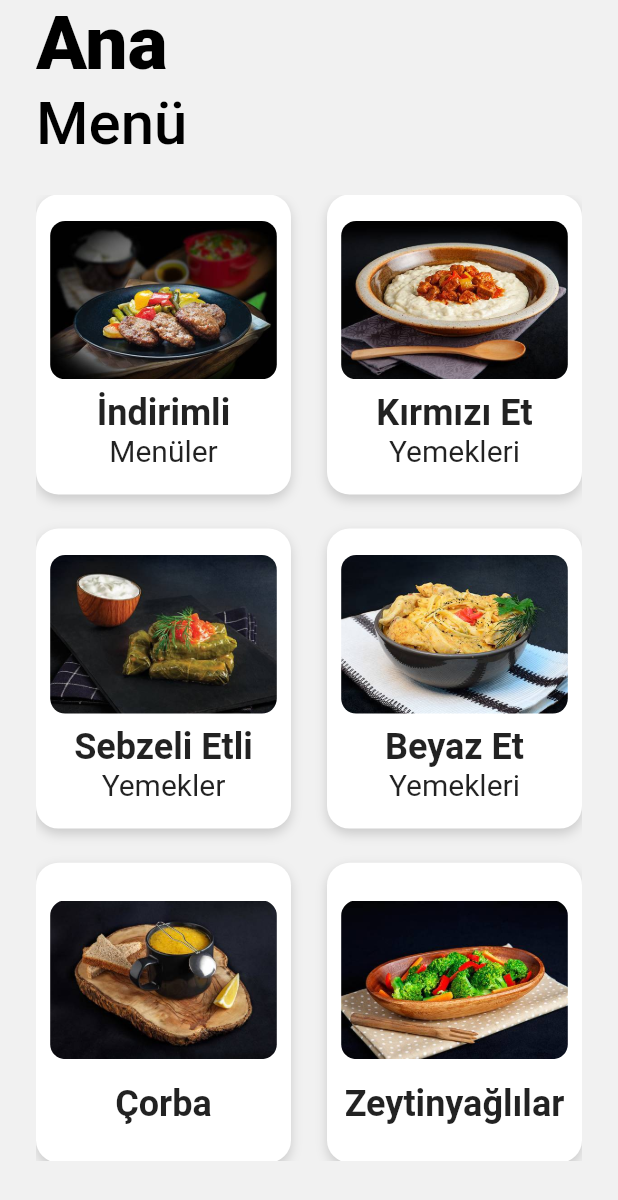
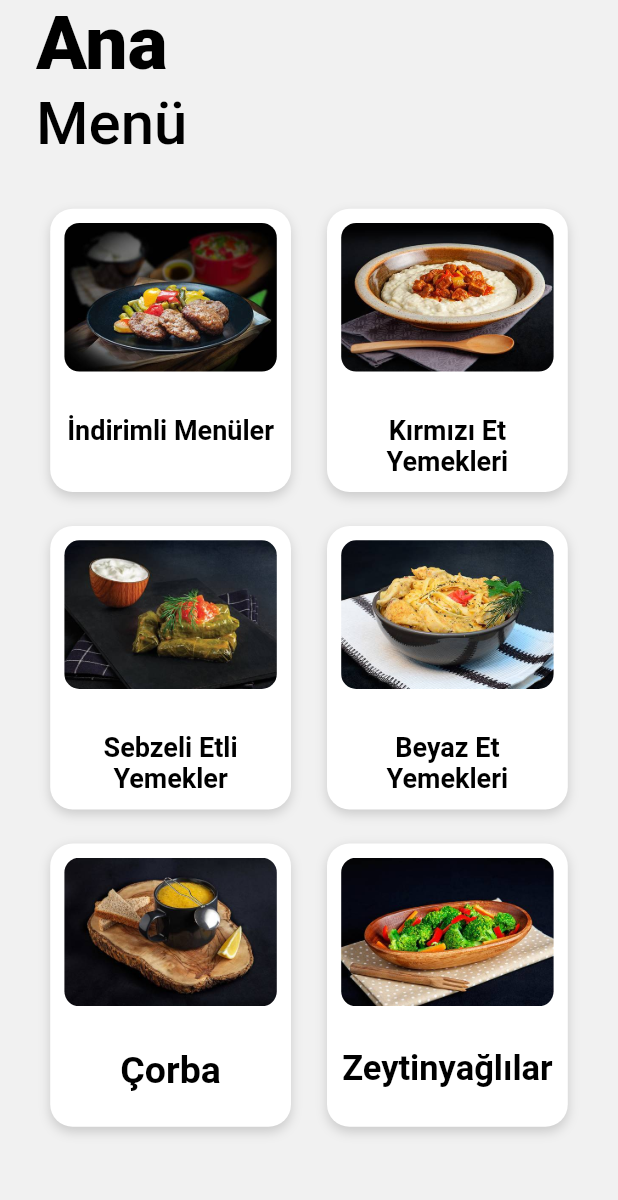
Before and after one commit to cerenyasa97/restaurant_menu, a Flutter app: the screen it shows after launch, on a phone screen of 412 x 824 dp. Shown: the top 1200 px of the screen. Run offline on Flutter 3.47's test engine with Material 2 defaults, Android fonts, the phone set to English and light mode, and no system bars; drawn by our look-alikes of auto_size_text; our stand-ins replace google_fonts; Roboto replaces fonts that are missing (Tinos).

Commit message:
Sub Menu and Select Food screens design commit

```diff
--- a/lib/core/components/container/circular_corner_container.dart
+++ b/lib/core/components/container/circular_corner_container.dart
@@ -1,3 +1,4 @@
+import 'package:restaurant_menu/core/constants/app/app_constants.dart';
 import 'package:restaurant_menu/core/extensions/context/project_context_extension.dart';
 import 'package:flutter/material.dart';
 
@@ -6,6 +7,8 @@ class CircularCornerContainer extends StatelessWidget {
   final double height;
   final double radius;
   final Widget child;
+
+  final EdgeInsetsGeometry margin;
   final EdgeInsetsGeometry padding;
 
   const CircularCornerContainer(
@@ -14,7 +17,7 @@ class CircularCornerContainer extends StatelessWidget {
       this.width,
       this.height,
       this.radius,
-      this.padding})
+      this.padding, this.margin})
       : super(key: key);
 
   @override
@@ -24,7 +27,8 @@ class CircularCornerContainer extends StatelessWidget {
       width: width ?? 170,
       height: height ?? 200,
       decoration: BoxDecoration(
-        borderRadius: BorderRadius.circular(context.dynamicWidth(radius ?? 15)),
+        borderRadius: BorderRadius.circular(
+            context.dynamicWidth(radius ?? AppConstants.MENU_CORNER_RADIUS)),
         color: Colors.white,
         boxShadow: [
           BoxShadow(
--- a/lib/core/components/image/cliprrect_image.dart
+++ b/lib/core/components/image/cliprrect_image.dart
@@ -1,5 +1,6 @@
 import 'package:flutter/material.dart';
 import 'package:restaurant_menu/core/components/image/project_image.dart';
+import 'package:restaurant_menu/core/constants/app/app_constants.dart';
 import 'package:restaurant_menu/core/extensions/context/project_context_extension.dart';
 
 class ClipRRectImage extends StatelessWidget {
@@ -12,7 +13,8 @@ class ClipRRectImage extends StatelessWidget {
   @override
   Widget build(BuildContext context) {
     return ClipRRect(
-      borderRadius: BorderRadius.circular(context.dynamicWidth(radius ?? 10)),
+      borderRadius: BorderRadius.circular(context
+          .dynamicWidth(radius ?? AppConstants.MENU_IMAGE_CORNER_RADIUS)),
       child: ProjectImage(
         imagePath: imagePath,
       ),
--- a/lib/core/components/text/project_text.dart
+++ b/lib/core/components/text/project_text.dart
@@ -27,12 +27,13 @@ class ProjectText extends StatelessWidget {
 
   @override
   Widget build(BuildContext context) {
+    final _factor = MediaQuery.of(context).textScaleFactor;
     return AutoSizeText(
       text,
       style: GoogleFonts.tinos(
             textStyle: TextStyle(
               color: color ?? Colors.black,
-              fontSize: textSize,
+              fontSize: (textSize ?? 15)* _factor,
             ),
         fontWeight: weight ?? FontWeight.normal
           ),
--- a/lib/core/constants/app/app_constants.dart
+++ b/lib/core/constants/app/app_constants.dart
@@ -4,4 +4,12 @@ class AppConstants{
   static const SPLASH_SHOWTIME = 2;
 
   static const BACKGROUND_COLOR = const Color(0xfff1f1f1);
+
+  static const double MENU_CORNER_RADIUS = 15;
+  static const double MENU_IMAGE_CORNER_RADIUS = 10;
+  static const double SELECT_FOOD_CORNER_RADIUS = 30;
+
+  static const double SUB_MENU_BLANKS = 20;
+
+  static const String ADD_BUTTON_LABEL = "Ekle";
 }
--- a/lib/core/constants/enums/pages/pages.dart
+++ b/lib/core/constants/enums/pages/pages.dart
@@ -1,3 +1,5 @@
 enum Pages{
-  MAIN_MENU
+  MAIN_MENU,
+  SUB_MENU,
+  SELECT_FOOD
 }
--- a/lib/core/init/navigation/navigation_service.dart
+++ b/lib/core/init/navigation/navigation_service.dart
@@ -9,18 +9,22 @@ class NavigationService {
 
   NavigationService._internal();
 
-  static dynamic generatePageRoute(Pages page, {var variable}) {
+  static dynamic generatePageRoute(Pages page, {var variable, String title}) {
     switch (page) {
       case Pages.MAIN_MENU:
         return MainMenuScreen();
+      case Pages.SUB_MENU:
+        return SubMenuScreen(menuElement: variable, title: title,);
+      case Pages.SELECT_FOOD:
+        return SelectFoodsScreen(menuItem: variable, title: title,);
     }
   }
 
   static PageRouteBuilder<dynamic> generateSlidePageRouteBuilder(Pages page,
-      {var variable}) {
+      {var variable, String title}) {
     return PageRouteBuilder(
         pageBuilder: (context, animation, secondaryAnimation) =>
-            generatePageRoute(page, variable: variable),
+            generatePageRoute(page, variable: variable, title: title),
         transitionDuration: Duration(milliseconds: 300),
         transitionsBuilder: (context, animation, secondaryAnimation, child) {
           return SlideTransition(
@@ -31,14 +35,16 @@ class NavigationService {
         });
   }
 
-  void navigatorPush(BuildContext context, Pages page, {var variable}) {
+  void navigatorPush(BuildContext context, Pages page, {var variable, String title}) {
     Navigator.of(context)
-        .push(generateSlidePageRouteBuilder(page, variable: variable));
+        .push(generateSlidePageRouteBuilder(page, variable: variable, title: title));
   }
 
   void navigatorPushReplacement(BuildContext context, Pages page,
-      {var variable}) {
+      {var variable, String title}) {
     Navigator.of(context).pushReplacement(
-        generateSlidePageRouteBuilder(page, variable: variable));
+        generateSlidePageRouteBuilder(page, variable: variable, title: title));
   }
+
+  void navigatorPop(BuildContext context) => Navigator.pop(context);
 }
--- a/lib/core/init/navigation/pages_import.dart
+++ b/lib/core/init/navigation/pages_import.dart
@@ -1,2 +1,4 @@
 export 'package:restaurant_menu/core/constants/enums/pages/pages.dart';
 export 'package:restaurant_menu/screens/main_menu/view/main_menu_screen.dart';
+export 'package:restaurant_menu/screens/sub_menu/sub_menu_screen.dart';
+export 'package:restaurant_menu/screens/select_foods/select_foods_screen.dart';
--- a/lib/notifier/menu_notifier.dart
+++ b/lib/notifier/menu_notifier.dart
@@ -5,6 +5,7 @@ import 'package:restaurant_menu/utils/service/json_service.dart';
 class MenuProvider extends ChangeNotifier{
 
   List<MenuElement> menuList;
+  MenuElement itemList;
 
   fetchMenu() async{
     var data = await JsonService.loadLocalJson();
@@ -12,4 +13,10 @@ class MenuProvider extends ChangeNotifier{
     menuList = menu.menus;
     notifyListeners();
   }
+
+  getValueWithKey(String key){
+    menuList.forEach((item){
+      if(item.key == key) itemList = item;
+    });
+  }
 }
--- a/lib/screens/main_menu/view/main_menu_screen.dart
+++ b/lib/screens/main_menu/view/main_menu_screen.dart
@@ -20,6 +20,7 @@ class _MainMenuScreenState extends MenuBaseState<MainMenuScreen> {
           return menuProvider.menuList == null
               ? Center(child: CustomProgressIndicator())
               : GridView.count(
+                  clipBehavior: Clip.none,
                   crossAxisCount: 2,
                   mainAxisSpacing: context.dynamicHeight(24),
                   crossAxisSpacing: context.dynamicWidth(24),
--- a/lib/screens/main_menu/view/menu_item_widget.dart
+++ b/lib/screens/main_menu/view/menu_item_widget.dart
@@ -1,7 +1,6 @@
 import 'package:flutter/material.dart';
-import 'package:restaurant_menu/core/components/text/custom_rich_text.dart';
+import 'package:restaurant_menu/core/components/text/project_text.dart';
 import 'package:restaurant_menu/core/constants/enums/pages/pages.dart';
-import 'package:restaurant_menu/core/constants/text/text_constants.dart';
 import 'package:restaurant_menu/core/init/navigation/navigation_service.dart';
 import 'package:restaurant_menu/model/menu_model.dart';
 import 'package:restaurant_menu/core/components/image/cliprrect_image.dart';
@@ -16,16 +15,32 @@ class MenuItemWidget extends StatelessWidget {
   Widget build(BuildContext context) {
     return GestureDetector(
       onTap: () {
-        //NavigationService.instance.navigatorPush(context, Pages.MAIN_MENU);
+        NavigationService.instance.navigatorPush(context,
+            menuItem.items != null ? Pages.SUB_MENU : Pages.SELECT_FOOD,
+            variable: menuItem.items != null ? menuItem.items : menuItem,
+            title: menuItem.name);
       },
       child: CircularCornerContainer(
         child: Column(
-          mainAxisAlignment: MainAxisAlignment.spaceEvenly,
           children: [
-            ClipRRectImage(
-              imagePath: "assets/" + menuItem.image,
+            Flexible(
+              flex: 3,
+              child: Align(
+                alignment: Alignment.topCenter,
+                child: ClipRRectImage(
+                  imagePath: "assets/" + menuItem.image,
+                ),
+              ),
             ),
-            CustomRichText(text: menuItem.name)
+            Flexible(
+              child: ProjectText(
+                text: menuItem.name,
+                align: TextAlign.center,
+                textSize: 25,
+                weight: FontWeight.w600,
+              ),
+              flex: 1,
+            ),
           ],
         ),
       ),
--- /dev/null
+++ b/lib/screens/sub_menu/sub_menu_screen.dart
@@ -0,0 +1,46 @@
+import 'package:flutter/material.dart';
+import 'package:restaurant_menu/core/base/menu_base_view.dart';
+import 'package:restaurant_menu/model/menu_model.dart';
+import 'package:restaurant_menu/core/extensions/context/project_context_extension.dart';
+import 'package:restaurant_menu/screens/main_menu/view/menu_item_widget.dart';
+
+class SubMenuScreen extends MenuBaseView {
+  final List<Item> menuElement;
+  final String title;
+
+  SubMenuScreen({@required this.menuElement, @required this.title});
+
+  @override
+  _SubMenuScreenState createState() => _SubMenuScreenState();
+}
+
+class _SubMenuScreenState extends MenuBaseState<SubMenuScreen> {
+  List<String> nameList;
+
+  @override
+  void initState() {
+    // TODO: implement initState
+    super.initState();
+    nameList = widget.title.split(" ");
+  }
+
+  @override
+  Widget menu() => GridView.count(
+    clipBehavior: Clip.none,
+    crossAxisCount: 2,
+    mainAxisSpacing: context.dynamicHeight(24),
+    crossAxisSpacing: context.dynamicWidth(24),
+    childAspectRatio: (17 / 20),
+    children: widget.menuElement
+        .map((menuItem) => MenuItemWidget(menuItem: menuItem))
+        .toList(),
+  );
+
+  @override
+  String title1() => nameList.length == 1
+      ? nameList.first
+      : nameList.sublist(0, nameList.length - 1).join(" ");
+
+  @override
+  String title2() => nameList.length > 1 ? nameList.last : null;
+}
```
Also changed, not shown: lib/core/base/menu_base_view.dart (+16 -9 lines), lib/core/constants/methods/scroll_widget_behavior.dart (added, +9 -0 lines), lib/core/extensions/context/project_context_extension.dart (+18 -2 lines), lib/screens/select_foods/select_foods_screen.dart (added, +74 -0 lines), lib/screens/select_foods/sub_menu_list.dart (added, +116 -0 lines).
